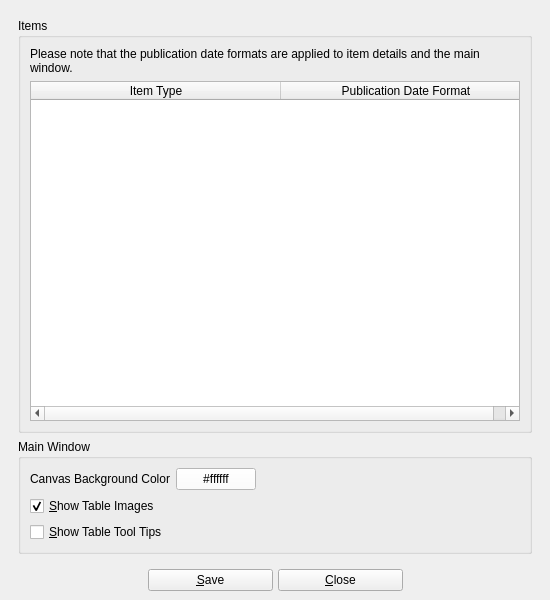
textbrowser/biblioteq, file UI/biblioteq_otheroptions.ui: the form before one commit.
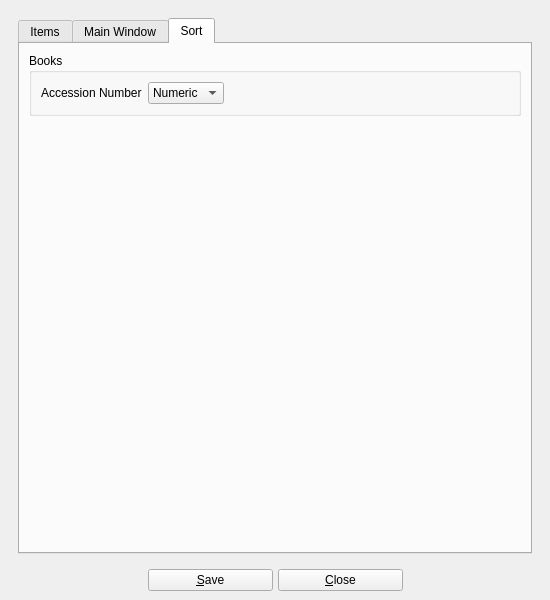
The form after the commit. The open tabs and pages were chosen to show the change. Icons and pictures are not drawn.

Patch:
```diff
--- a/UI/biblioteq_otheroptions.ui
+++ b/UI/biblioteq_otheroptions.ui
@@ -32,17 +32,21 @@
         <rect>
          <x>0</x>
          <y>0</y>
-         <width>532</width>
-         <height>548</height>
+         <width>538</width>
+         <height>546</height>
         </rect>
        </property>
        <layout class="QVBoxLayout" name="verticalLayout_2">
         <item>
-         <widget class="QGroupBox" name="groupBox_2">
-          <property name="title">
+         <widget class="QTabWidget" name="tabWidget">
+          <property name="currentIndex">
+           <number>0</number>
+          </property>
+          <widget class="QWidget" name="tab">
+           <attribute name="title">
            <string>Items</string>
-          </property>
-          <layout class="QVBoxLayout" name="verticalLayout_4">
+           </attribute>
+           <layout class="QVBoxLayout" name="verticalLayout_5">
            <item>
             <widget class="QLabel" name="label">
              <property name="text">
@@ -90,13 +94,11 @@
            </item>
           </layout>
          </widget>
-        </item>
-        <item>
-         <widget class="QGroupBox" name="groupBox">
-          <property name="title">
+          <widget class="QWidget" name="tab_2">
+           <attribute name="title">
            <string>Main Window</string>
-          </property>
-          <layout class="QVBoxLayout" name="verticalLayout_3">
+           </attribute>
+           <layout class="QVBoxLayout" name="verticalLayout_6">
            <item>
             <layout class="QHBoxLayout" name="horizontalLayout_2">
              <item>
@@ -151,7 +153,91 @@
              </property>
             </widget>
            </item>
-          </layout>
+            <item>
+             <spacer name="verticalSpacer">
+              <property name="orientation">
+               <enum>Qt::Vertical</enum>
+              </property>
+              <property name="sizeHint" stdset="0">
+               <size>
+                <width>20</width>
+                <height>40</height>
+               </size>
+              </property>
+             </spacer>
+            </item>
+           </layout>
+          </widget>
+          <widget class="QWidget" name="tab_3">
+           <attribute name="title">
+            <string>Sort</string>
+           </attribute>
+           <layout class="QVBoxLayout" name="verticalLayout_3">
+            <item>
+             <widget class="QGroupBox" name="groupBox">
+              <property name="title">
+               <string>Books</string>
+              </property>
+              <layout class="QVBoxLayout" name="verticalLayout_4">
+               <item>
+                <layout class="QHBoxLayout" name="horizontalLayout">
+                 <item>
+                  <widget class="QLabel" name="label_3">
+                   <property name="text">
+                    <string>Accession Number</string>
+                   </property>
+                  </widget>
+                 </item>
+                 <item>
+                  <widget class="QComboBox" name="books_accession_number">
+                   <property name="sizeAdjustPolicy">
+                    <enum>QComboBox::AdjustToContents</enum>
+                   </property>
+                   <item>
+                    <property name="text">
+                     <string>Numeric</string>
+                    </property>
+                   </item>
+                   <item>
+                    <property name="text">
+                     <string>Text</string>
+                    </property>
+                   </item>
+                  </widget>
+                 </item>
+                 <item>
+                  <spacer name="horizontalSpacer">
+                   <property name="orientation">
+                    <enum>Qt::Horizontal</enum>
+                   </property>
+                   <property name="sizeHint" stdset="0">
+                    <size>
+                     <width>40</width>
+                     <height>20</height>
+                    </size>
+                   </property>
+                  </spacer>
+                 </item>
+                </layout>
+               </item>
+              </layout>
+             </widget>
+            </item>
+            <item>
+             <spacer name="verticalSpacer_2">
+              <property name="orientation">
+               <enum>Qt::Vertical</enum>
+              </property>
+              <property name="sizeHint" stdset="0">
+               <size>
+                <width>20</width>
+                <height>40</height>
+               </size>
+              </property>
+             </spacer>
+            </item>
+           </layout>
+          </widget>
          </widget>
         </item>
        </layout>
```
Left out of the diff: 2 changed lines with no effect on the pictures. Lines whose indentation alone changed are shown as unchanged.
